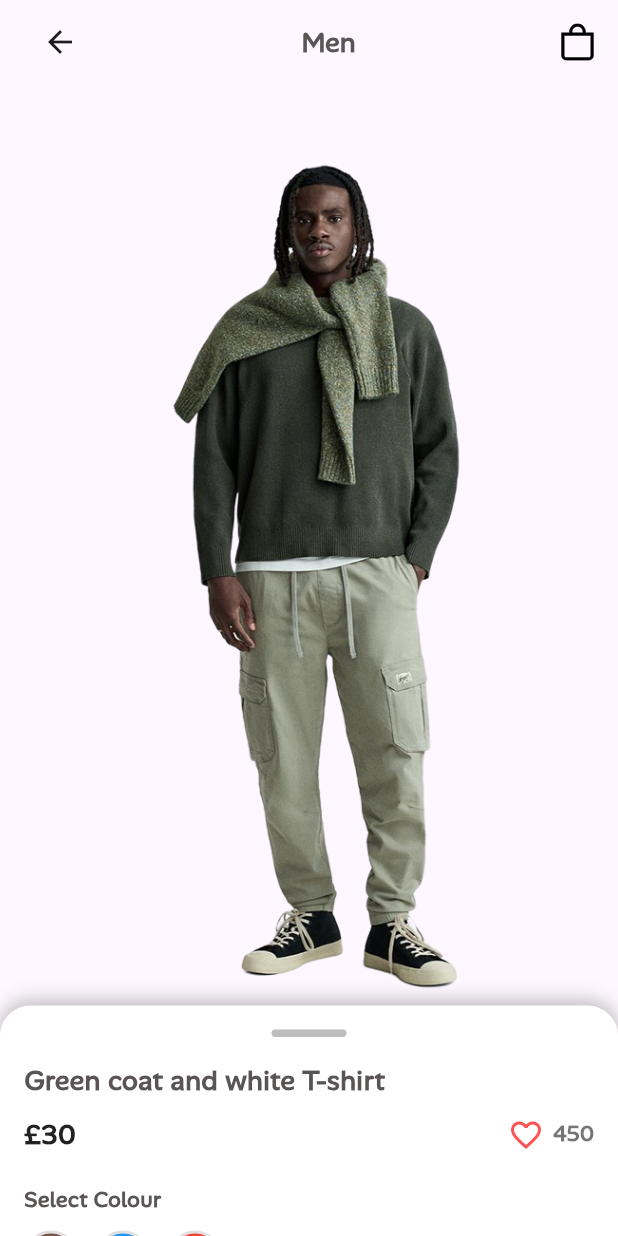
After one commit to MohammedHafiz27/runway_fashion, a Flutter app: the ProductDetailsPage screen opened directly with sample values from the repository, on a phone screen of 412 x 824 dp. The commit adds this screen. Run offline on Flutter 3.47's test engine with Material 3 defaults, Android fonts, the phone set to English and light mode, and no system bars; our stand-ins replace flutter_svg, go_router, video_player.

Commit message:
product page done

```diff
--- a/lib/Core/utils/app_route.dart
+++ b/lib/Core/utils/app_route.dart
@@ -1,13 +1,16 @@
 import 'package:flutter/material.dart';
 import 'package:go_router/go_router.dart';
+import 'package:runway_fashion/Features/categories_details_page/data/models/product_model.dart';
 import 'package:runway_fashion/Features/categories_details_page/presentation/views/categories_details_page.dart';
 import 'package:runway_fashion/Features/home_page/presentation/views/home_page.dart';
+import 'package:runway_fashion/Features/product_details/presentation/views/product_details_page.dart';
 import 'package:runway_fashion/Features/splash_screen/presentation/views/splash_screen.dart';
 
 abstract class AppRoute {
   static const String splashScreen = '/';
   static const String homeScreen = '/homeScreen';
   static const String categoriesDetailsScreen = '/categoriesDetailsScreen';
+  static const String productDetailsScreen = '/productDetailsScreen';
   static GoRouter router = GoRouter(
     routes: [
       GoRoute(
@@ -28,6 +31,12 @@ abstract class AppRoute {
               return CategoriesDetailsPage();
             },
           ),
+          GoRoute(
+            path: productDetailsScreen,
+            builder: (context, state) {
+              return ProductDetailsPage(productModel: state.extra as ProductModel);
+            },
+          ),
         ],
       ),
     ],
--- a/lib/Features/categories_details_page/presentation/views/widgets/cateogries_details_body.dart
+++ b/lib/Features/categories_details_page/presentation/views/widgets/cateogries_details_body.dart
@@ -9,13 +9,13 @@ class CategoriesDetailsBody extends StatelessWidget {
   static final List<ProductModel> products = [
     ProductModel(image: Assets.imagesGreenCoatAndWhiteTShirt, title: "Green coat and white T-shirt", price: "£30"),
     ProductModel(image: Assets.imagesGrayCoatAndWhiteTShirtpng, title: "Gray coat and white T-shirt", price: "£30"),
-    ProductModel(image: Assets.imagesDeepGrayEssential, title: "Deep gray essential", price: "£30"),
+    ProductModel(image: Assets.imagesWhiteTShirt, title: "White T-shirt", price: "£30"),
     ProductModel(
       image: Assets.imagesClassicTailoredFitMenDressShirt,
       title: "Classic tailored fit men's dress shirt",
       price: "£30",
     ),
-    ProductModel(image: Assets.imagesWhiteTShirt, title: "White T-shirt", price: "£30"),
+    ProductModel(image: Assets.imagesDeepGrayEssential, title: "Deep gray essential", price: "£30"),
     ProductModel(image: Assets.imagesTopManBlackWithTrous, title: "Topman black with trousers", price: "£30"),
   ];
 
--- a/lib/Features/categories_details_page/presentation/views/widgets/product_item.dart
+++ b/lib/Features/categories_details_page/presentation/views/widgets/product_item.dart
@@ -1,4 +1,6 @@
 import 'package:flutter/material.dart';
+import 'package:go_router/go_router.dart';
+import 'package:runway_fashion/Core/utils/app_route.dart';
 import 'package:runway_fashion/Core/utils/app_styles.dart';
 import 'package:runway_fashion/Core/utils/assets.dart';
 import 'package:runway_fashion/Features/categories_details_page/data/models/product_model.dart';
@@ -8,7 +10,9 @@ class ProductItem extends StatelessWidget {
   final ProductModel productModel;
   @override
   Widget build(BuildContext context) {
-    return Column(
+    return GestureDetector(
+      onTap: () => context.push(AppRoute.productDetailsScreen, extra: productModel),
+      child: Column(
         crossAxisAlignment: CrossAxisAlignment.start,
         children: [
           AspectRatio(
@@ -25,7 +29,12 @@ class ProductItem extends StatelessWidget {
               ),
             ),
           ),
-        Text(productModel.title, maxLines: 1, overflow: TextOverflow.ellipsis, style: AppStyles.styleMedium14(context)),
+          Text(
+            productModel.title,
+            maxLines: 1,
+            overflow: TextOverflow.ellipsis,
+            style: AppStyles.styleMedium14(context),
+          ),
           Row(
             mainAxisAlignment: MainAxisAlignment.spaceBetween,
             children: [
@@ -39,6 +48,7 @@ class ProductItem extends StatelessWidget {
             ],
           ),
         ],
+      ),
     );
   }
 }
--- /dev/null
+++ b/lib/Features/product_details/presentation/views/product_details_page.dart
@@ -0,0 +1,34 @@
+import 'package:flutter/material.dart';
+import 'package:flutter_svg/svg.dart';
+import 'package:go_router/go_router.dart';
+import 'package:runway_fashion/Core/utils/app_styles.dart';
+import 'package:runway_fashion/Core/utils/assets.dart';
+import 'package:runway_fashion/Features/categories_details_page/data/models/product_model.dart';
+import 'package:runway_fashion/Features/product_details/presentation/views/widgets/product_details_body.dart';
+
+class ProductDetailsPage extends StatelessWidget {
+  const ProductDetailsPage({super.key, required this.productModel});
+  final ProductModel productModel;
+
+  @override
+  Widget build(BuildContext context) {
+    return Scaffold(
+      appBar: AppBar(
+        scrolledUnderElevation: 0,
+        elevation: 0,
+        backgroundColor: Colors.transparent,
+        leadingWidth: 0,
+        leading: SizedBox.shrink(),
+        title: Row(
+          mainAxisAlignment: MainAxisAlignment.spaceBetween,
+          children: [
+            IconButton(onPressed: () => context.pop(), icon: Icon(Icons.arrow_back)),
+            Text("Men", style: AppStyles.styleBold20(context)),
+            SvgPicture.asset(Assets.imagesbag),
+          ],
+        ),
+      ),
+      body: ProductDetailsBody(productModel: productModel),
+    );
+  }
+}
--- /dev/null
+++ b/lib/Features/product_details/presentation/views/widgets/my_custom_draggale_scrollable_sheet_body.dart
@@ -0,0 +1,85 @@
+import 'package:flutter/material.dart';
+import 'package:runway_fashion/Core/utils/app_styles.dart';
+import 'package:runway_fashion/Core/widgets/custom_elevated_button.dart';
+import 'package:runway_fashion/Features/categories_details_page/data/models/product_model.dart';
+import 'package:runway_fashion/Features/product_details/presentation/views/widgets/handle_bar.dart';
+import 'package:runway_fashion/Features/product_details/presentation/views/widgets/row_colors_option.dart';
+import 'package:runway_fashion/Features/product_details/presentation/views/widgets/row_size_option.dart';
+
+class MyDraggableScrollableSheetBody extends StatelessWidget {
+  const MyDraggableScrollableSheetBody({super.key, required this.productModel, this.scrollController});
+  final ScrollController? scrollController;
+  final ProductModel productModel;
+
+  @override
+  Widget build(BuildContext context) {
+    return Container(
+      decoration: BoxDecoration(
+        color: Colors.white,
+        borderRadius: const BorderRadius.vertical(top: Radius.circular(20)),
+        boxShadow: [BoxShadow(color: Colors.black26, blurRadius: 10, offset: Offset(0, -3))],
+      ),
+      child: SingleChildScrollView(
+        controller: scrollController,
+        padding: const EdgeInsets.all(16),
+        child: Column(
+          crossAxisAlignment: CrossAxisAlignment.start,
+          children: [
+            HandleBar(),
+            Text(productModel.title, style: AppStyles.styleBold20(context)),
+            const SizedBox(height: 10),
+            Row(
+              children: [
+                Text(productModel.price, style: AppStyles.styleBold20(context).copyWith(color: Colors.black87)),
+                const Spacer(),
+                const Icon(Icons.favorite_border, color: Colors.redAccent),
+                const SizedBox(width: 6),
+                Text("450", style: AppStyles.styleSemiBold16(context).copyWith(color: Colors.black54)),
+              ],
+            ),
+            const SizedBox(height: 20),
+
+            /// Select Colour
+            Text("Select Colour", style: AppStyles.styleBold16(context)),
+            const SizedBox(height: 10),
+            RowColorsOption(),
+            const SizedBox(height: 20),
+
+            /// Select Size
+            Text("Select Size", style: AppStyles.styleBold16(context)),
+            const SizedBox(height: 10),
+            RowSizeOption(),
+            const SizedBox(height: 20),
+
+            /// Free Delivery
+            Row(
+              children: [
+                const Icon(Icons.local_shipping_outlined, color: Colors.green),
+                const SizedBox(width: 8),
+                Text(
+                  "Free delivery by Tomorrow",
+                  style: AppStyles.styleSemiBold16(context).copyWith(color: Colors.green),
+                ),
+              ],
+            ),
+            const SizedBox(height: 30),
+
+            /// Buttons
+            Row(
+              children: [
+                Expanded(
+                  child: CustomElevatedButton(color: Colors.orangeAccent, title: "Add to Cart"),
+                ),
+                const SizedBox(width: 12),
+                Expanded(
+                  child: CustomElevatedButton(color: Colors.black, title: "Buy Now"),
+                ),
+              ],
+            ),
+            const SizedBox(height: 30),
+          ],
+        ),
+      ),
+    );
+  }
+}
--- /dev/null
+++ b/lib/Features/product_details/presentation/views/widgets/product_details_body.dart
@@ -0,0 +1,34 @@
+import 'package:flutter/material.dart';
+import 'package:runway_fashion/Features/categories_details_page/data/models/product_model.dart';
+import 'package:runway_fashion/Features/product_details/presentation/views/widgets/my_custom_draggale_scrollable_sheet_body.dart';
+
+class ProductDetailsBody extends StatelessWidget {
+  const ProductDetailsBody({super.key, required this.productModel});
+  final ProductModel productModel;
+  @override
+  Widget build(BuildContext context) {
+    return Stack(
+      fit: StackFit.expand,
+      children: [
+        Positioned(
+          left: 0,
+          right: 0,
+          bottom: 150,
+          child: Image.asset(
+            productModel.image,
+            height: MediaQuery.sizeOf(context).height * 0.75,
+            fit: BoxFit.fitHeight,
+          ),
+        ),
+        DraggableScrollableSheet(
+          initialChildSize: 0.2,
+          minChildSize: 0.2,
+          maxChildSize: 0.6,
+          builder: (context, scrollController) {
+            return MyDraggableScrollableSheetBody(scrollController: scrollController, productModel: productModel);
+          },
+        ),
+      ],
+    );
+  }
+}
```
Lines whose indentation alone changed are shown as unchanged.
